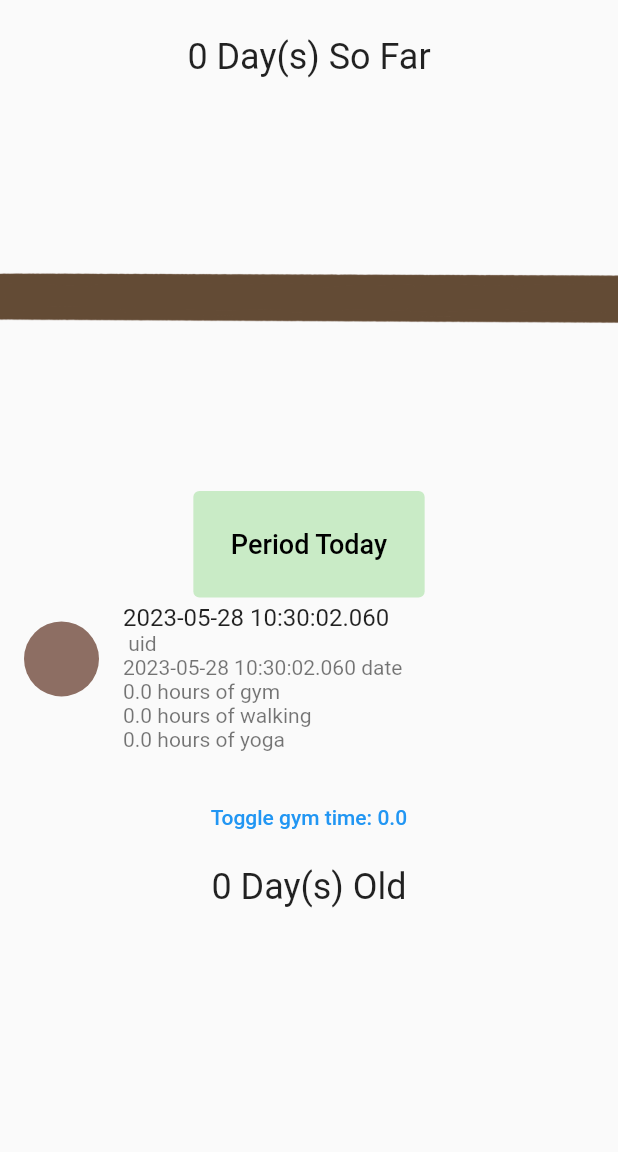
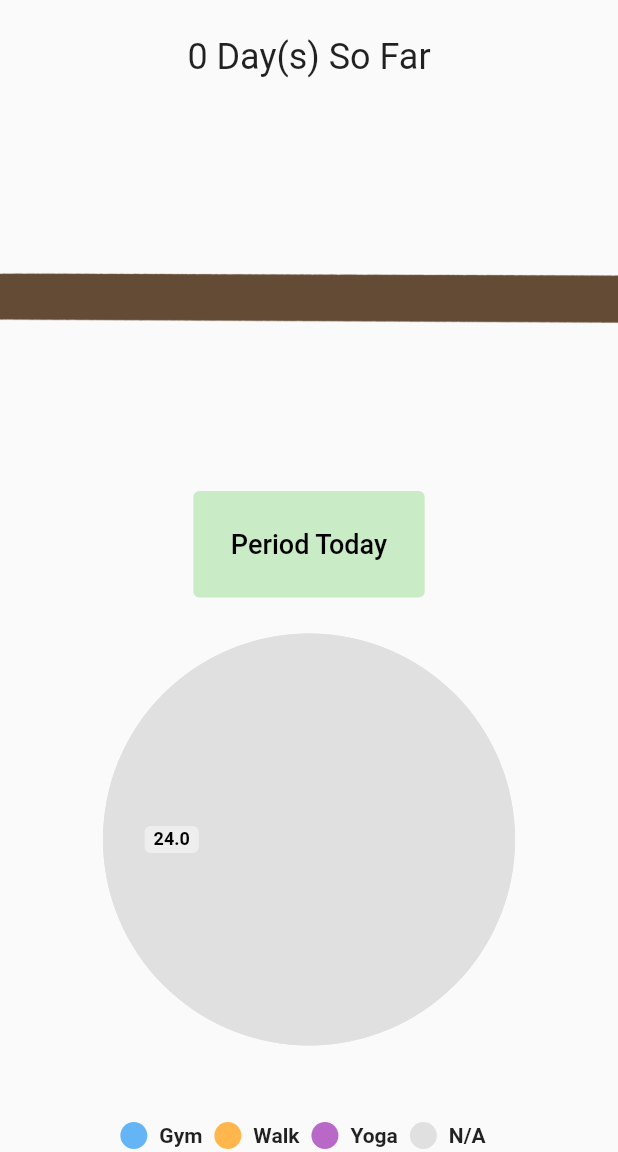
Before and after one commit to sharonm6/happy-home, a Flutter app: the Home screen opened directly with empty values, after a tap on the "home" icon, on a phone screen of 412 x 824 dp, the part 84-1236 px from its top. Run offline on Flutter 3.47's test engine with Material 2 defaults, Android fonts, the phone set to English and light mode, and no system bars; drawn by our look-alikes of pie_chart; our stand-ins replace cloud_firestore, firebase_auth, firebase_core, flutter_spinkit; accounts and stored records are empty; generated files the repository leaves out were written again.

Commit message:
Implement fitness tracker UI

```diff
--- a/lib/screens/home/fitness_tracker_screen.dart
+++ b/lib/screens/home/fitness_tracker_screen.dart
@@ -1,7 +1,7 @@
 import 'package:flutter/material.dart';
 import 'package:happy_home/models/fitness_log.dart';
-import 'package:happy_home/components/loading.dart';
 import 'package:happy_home/services/database.dart';
+import 'package:pie_chart/pie_chart.dart';
 
 class FitnessTrackerScreen extends StatefulWidget {
   FitnessTrackerScreen({Key? key, required String uid})
@@ -34,29 +34,69 @@ class _FitnessTrackerScreenState extends State<FitnessTrackerScreen> {
             FitnessLog _fitnessLog = fitnessInfos[0];
 
             return Column(children: [
-              ListTile(
-                leading: CircleAvatar(
-                  radius: 25.0,
-                  backgroundColor: Colors.brown[400],
+              SizedBox(height: 16),
+              PieChart(
+                dataMap: {
+                  "Gym": _fitnessLog.gymTime,
+                  "Walk": _fitnessLog.walkTime,
+                  "Yoga": _fitnessLog.yogaTime,
+                  "N/A": 24 -
+                      (_fitnessLog.gymTime +
+                          _fitnessLog.walkTime +
+                          _fitnessLog.yogaTime),
+                },
+                legendOptions: LegendOptions(
+                  showLegendsInRow: true,
+                  legendPosition: LegendPosition.bottom,
                 ),
-                title: Text(_fitnessLog.date.toString()),
-                subtitle: Text(
-                  '${_fitnessLog.uid} uid\n'
-                  '${_fitnessLog.date} date\n'
-                  '${_fitnessLog.gymTime} hours of gym\n'
-                  '${_fitnessLog.walkTime} hours of walking\n'
-                  '${_fitnessLog.yogaTime} hours of yoga\n',
-                ),
+                chartRadius: MediaQuery.of(context).size.width / 1.5,
+                colorList: [
+                  Colors.blue[300]!,
+                  Colors.orange[300]!,
+                  Colors.purple[300]!,
+                  Colors.grey[300]!,
+                ],
+                baseChartColor: Colors.grey[300]!,
               ),
-              TextButton(
-                  onPressed: () async => {
-                        await DatabaseService().updateFitnessLogData(
-                            widget._uid, DateTime.now(),
-                            incGymTime: 2)
-                      },
-                  child: Text(
-                    "Toggle gym time: ${_fitnessLog?.gymTime}",
-                  )),
+              SizedBox(height: 16),
+              Row(mainAxisAlignment: MainAxisAlignment.spaceEvenly, children: [
+                Column(children: [
+                  IconButton(
+                    icon: Image.asset('assets/fitness_gym.png'),
+                    iconSize: 140,
+                    onPressed: () async => {
+                      await DatabaseService().updateFitnessLogData(
+                          _fitnessLog.uid, DateTime.now(),
+                          incGymTime: .5)
+                    },
+                  ),
+                  Text("Gym (+30min)", style: TextStyle(fontSize: 18)),
+                ]),
+                Column(children: [
+                  IconButton(
+                    icon: Image.asset('assets/fitness_walk.png'),
+                    iconSize: 140,
+                    onPressed: () async => {
+                      await DatabaseService().updateFitnessLogData(
+                          _fitnessLog.uid, DateTime.now(),
+                          incWalkTime: .5)
+                    },
+                  ),
+                  Text("Walk (+30min)", style: TextStyle(fontSize: 18)),
+                ]),
+                Column(children: [
+                  IconButton(
+                    icon: Image.asset('assets/fitness_yoga.png'),
+                    iconSize: 140,
+                    onPressed: () async => {
+                      await DatabaseService().updateFitnessLogData(
+                          _fitnessLog.uid, DateTime.now(),
+                          incYogaTime: .5)
+                    },
+                  ),
+                  Text("Yoga (+30min)", style: TextStyle(fontSize: 18)),
+                ]),
+              ])
             ]);
           } else {
             return SizedBox(height: 0);
--- a/lib/screens/home/home.dart
+++ b/lib/screens/home/home.dart
@@ -23,7 +23,7 @@ class Home extends StatefulWidget {
 
 class _HomeState extends State<Home> {
   final AuthService _auth = AuthService();
-  int navBarIdx = 2;
+  int navBarIdx = 4;
 
   @override
   Widget build(BuildContext context) {
--- a/pubspec.yaml
+++ b/pubspec.yaml
@@ -41,6 +41,7 @@ dependencies:
   cloud_firestore: ^4.7.1
   provider: ^6.0.5
   build_runner: ^2.4.4
+  pie_chart: ^5.3.2
 
 dev_dependencies:
   flutter_test:
```
Also changed, not shown: lib/screens/home/water_tracker_screen.dart (+0 -9 lines), assets/fitness_gym.png (added), assets/fitness_walk.png (added), assets/fitness_yoga.png (added), assets/original/fitness_gym.png (added), assets/original/fitness_walk.png (added), assets/original/fitness_yoga.png (added), pubspec.lock.
